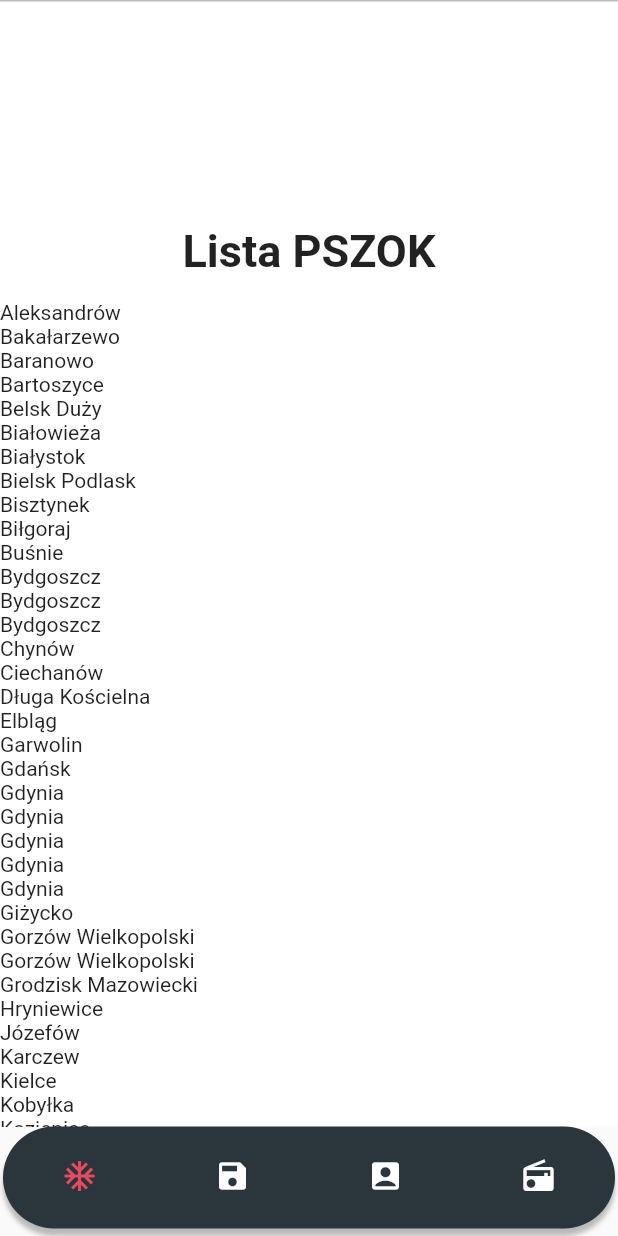
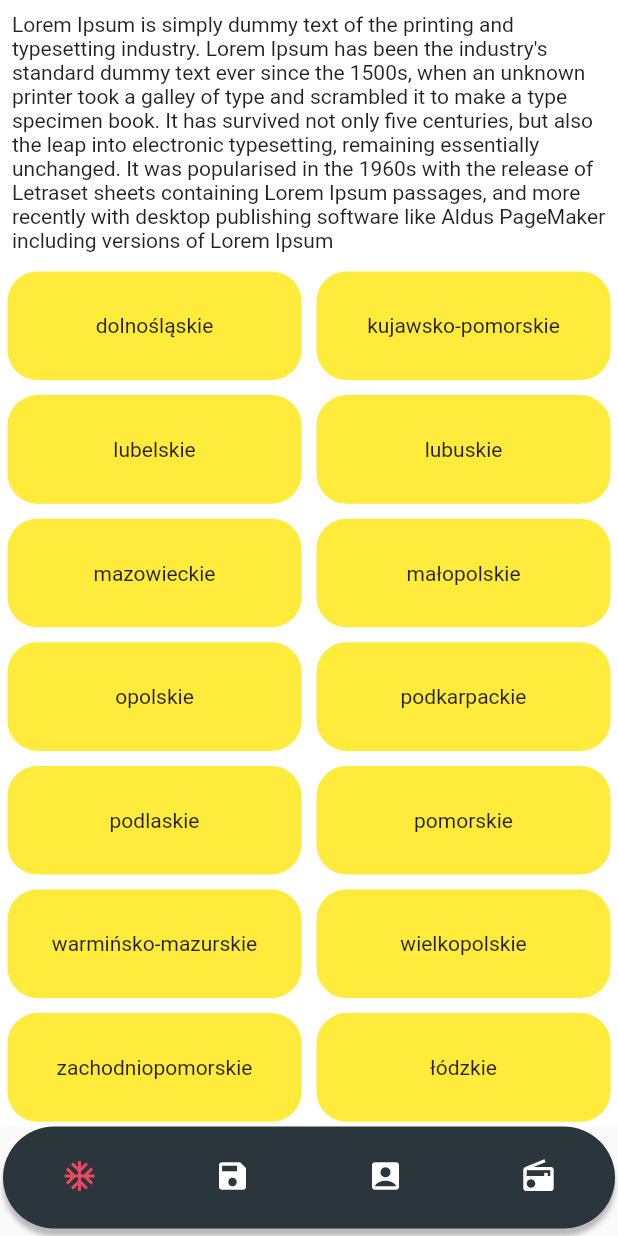
Before and after one commit to ciakarellas/recycling_app, a Flutter app: the screen it shows after launch, on a phone screen of 412 x 824 dp. Run offline on Flutter 3.47's test engine with Material 2 defaults, Android fonts, the light colour scheme and no system bars.

Commit message:
change pszokListView on category display by state

```diff
--- a/lib/Provider/pszokDataProvider.dart
+++ b/lib/Provider/pszokDataProvider.dart
@@ -177,12 +177,16 @@ class PszokDataProvider extends ChangeNotifier{
 
   ];
 
-
+  List _city = ["Długa Kościelna", "Płońsk", "Żyrardów", "Radom", "Piaseczno", "Wyszków", "Sochaczew", "Belsk Duży", "Chynów", "Nowe Miszewo", "Łódź", "Poznań", "Murowana Goślina", "Oborniki", "Rabowice", "Kielce", "Kraków", "Wrocław", "Bydgoszcz", "Toruń", "Gdańsk", "Gdynia", "Łężyce", "Olsztyn", "Białystok", "Lublin", "Rzeszów", "Opole", "Gorzów Wielkopolski", "Zielona Góra", "Szczecin", "Mińsk Mazowiecki", "Pruszków", "Otwock", "Warszawa", "Płock", "Kobyłka", "Wołomin", "Nowy Dwór Mazowiecki", "Łęczna", "Ciechanów", "Garwolin", "Grodzisk Mazowiecki", "Kozienice", "Legionowo", "Serock", "Lipsko", "Maków Mazowiecki", "Mława", "Nasielsk", "Zakroczym", "Ostrów Mazowiecka", "Józefów", "Karczew", "Tarczyn", "Raciąż", "Kutno", "Łowicz", "Skierniewice", "Warka", "Bakałarzewo", "Węgorzewo", "Spytkowo", "Giżycko", "Orzysz", "Pisz", "Ryn", 'Mrągowo', "Bisztynek", "Bartoszyce", "Hryniewice", 'Baranowo', "Bielsk Podlask", "Białowieża", "Elbląg", "Krynica" "Morska", "Nowy Dwór Gdański", "Stegna", "Buśnie", "Zamość", "Tomaszowie Lubelskim", "Aleksandrów", "Biłgoraj", "Łańcut"];
+  List _state =['dolnośląskie', 'kujawsko-pomorskie', 'lubelskie', 'lubuskie', 'mazowieckie', 'małopolskie', 'opolskie', 'podkarpackie', 'podlaskie', 'pomorskie', 'warmińsko-mazurskie', 'wielkopolskie', 'zachodniopomorskie', 'łódzkie', 'śląskie', 'świętokrzyskie'];
+  get state => _state;
+  get city => _city;
   get pszokData => _pszokData;
   get mobilePszok => _mobilePszok;
 
   void sortPszok(){
     _pszokData.sort((a,b) => a['city'].compareTo(b['city']));
     _mobilePszok.sort((a,b) => a['city'].compareTo(b['city']));
+    _city.sort((a,b) => a.compareTo(b));
   }
 }
--- a/lib/View/pszokListView.dart
+++ b/lib/View/pszokListView.dart
@@ -12,77 +12,61 @@ class PszokListView extends StatelessWidget {
   @override
   Widget build(BuildContext context) {
     var pszokData = Provider.of<PszokDataProvider>(context);
-    pszokData.sortPszok();
-    return CustomScrollView(
+    return SafeArea(
+      child: CustomScrollView(
         slivers: <Widget>[
-        SliverAppBar(
-          backgroundColor: Colors.white,
-          floating: false,
-          pinned: true,
-          expandedHeight: 200.0,
-          flexibleSpace: FlexibleSpaceBar(
-              centerTitle: true,
-              title: Text(
-                "Lista PSZOK",
-                style: TextStyle(
-                    color: Colors.black87,
-                    fontSize: 20.0,
-                    fontWeight: FontWeight.bold,
+          SliverToBoxAdapter(
+          child: Padding(
+            padding: const EdgeInsets.all(8.0),
+            child: Text("Lorem Ipsum is simply dummy text of the printing and typesetting industry. Lorem Ipsum has been the industry's standard dummy text ever since the 1500s, when an unknown printer took a galley of type and scrambled it to make a type specimen book. It has survived not only five centuries, but also the leap into electronic typesetting, remaining essentially unchanged. It was popularised in the 1960s with the release of Letraset sheets containing Lorem Ipsum passages, and more recently with desktop publishing software like Aldus PageMaker including versions of Lorem Ipsum"),
           ),
         ),
-              background: Container(
+          SliverGrid.count(
+            childAspectRatio: (10/4),
+            crossAxisCount: 2,
+            children: pszokData.state.map<Widget>((state){
+              return GestureDetector(
+                onTap: (){},
+                child: Container(
                 decoration: BoxDecoration(
-                  border: Border(
-                    top: BorderSide(
-                      color: Colors.black26,
-                      width: 1.0,
+                  color: Colors.yellow,
+                  borderRadius: BorderRadius.circular(20),
                 ),
+                margin: EdgeInsets.all(5),
+                height: 20,
+                child: Center(child: Text(state, textAlign: TextAlign.center,))
               ),
+          );
+        }).toList(),
+      ),]
+          )
+    );
+    /*return SafeArea(
+
+      bottom: true,
+      top: true,
+      child: GridView.count(
+
+        childAspectRatio: (10/4),
+        crossAxisCount: 2,
+        primary: true,
+        padding: const EdgeInsets.all(10),
+        children: pszokData.state.map<Widget>((state){
+          return GestureDetector(
+            onTap: (){},
+            child: Container(
+              decoration: BoxDecoration(
+                color: Colors.yellow,
+                borderRadius: BorderRadius.circular(20),
               ),
+              margin: EdgeInsets.all(5),
+              height: 20,
+              child: Center(child: Text(state, textAlign: TextAlign.center,))
               ),
+          );
+        }).toList(),
       ),
-        ),
-        SliverList(
-          delegate: SliverChildBuilderDelegate(
-            (BuildContext context, int index){
-              return PszokDetails(pszokDetails:pszokData.pszokData[index]);
-          },
-          childCount: pszokData.pszokData.length
-        )
-        ),
-        SliverAppBar(
-          backgroundColor: Colors.white,
-          floating: false,
-          pinned: true,
-          expandedHeight: 200.0,
-          flexibleSpace: FlexibleSpaceBar(
-              centerTitle: true,
-              title: Text(
-                "Lista mobilnych PSZOK",
-                style: TextStyle(
-                    color: Colors.black87,
-                    fontSize: 20.0,
-                    fontWeight: FontWeight.bold,
-                ),
-              ),
-              background: Container(
-                decoration: BoxDecoration(
-                  border: Border(
-                    top: BorderSide(
-                      color: Colors.black26,
-                      width: 1.0,
-                    ),
-                  ),
-                ),
-              ),
-            ),
-        ),
-        SliverList(
-          delegate: SliverChildBuilderDelegate((BuildContext context, int index){
-            return Text('');
-          })
-        ),
-      ],
     );
+  }*/
 }
 }
--- a/lib/Widget/pszok_details.dart
+++ b/lib/Widget/pszok_details.dart
@@ -7,7 +7,22 @@ class PszokDetails extends StatelessWidget {
   Widget build(BuildContext context) {
 
     return Container(
-      child: Text(pszokDetails['city']),
+      padding: EdgeInsets.all(10),
+      child: Column(
+        crossAxisAlignment: CrossAxisAlignment.start,
+        children: <Widget>[
+          Center(child: Text(pszokDetails['city'], style: TextStyle(fontSize: 20),)),
+          Row(
+            crossAxisAlignment: CrossAxisAlignment.start,
+            children: <Widget>[
+              Container(child: Text('Adres: ', textAlign: TextAlign.start,),),
+              Flexible(child: Text(pszokDetails['street']+ " " + pszokDetails['building'])),
+            ],
+          ),
+          Text('Co można przywieźć'),
+          Text(pszokDetails['preferred'])
+        ],
+      ),
     );
   }
 }
--- a/pubspec.yaml
+++ b/pubspec.yaml
@@ -23,6 +23,7 @@ dependencies:
   # The following adds the Cupertino Icons font to your application.
   # Use with the CupertinoIcons class for iOS style icons.
   cupertino_icons: ^0.1.2
+  autocomplete_textfield: ^1.7.3
 
 dev_dependencies:
   flutter_test:
```
Also changed, not shown: pubspec.lock. Lines whose indentation alone changed are shown as unchanged.
